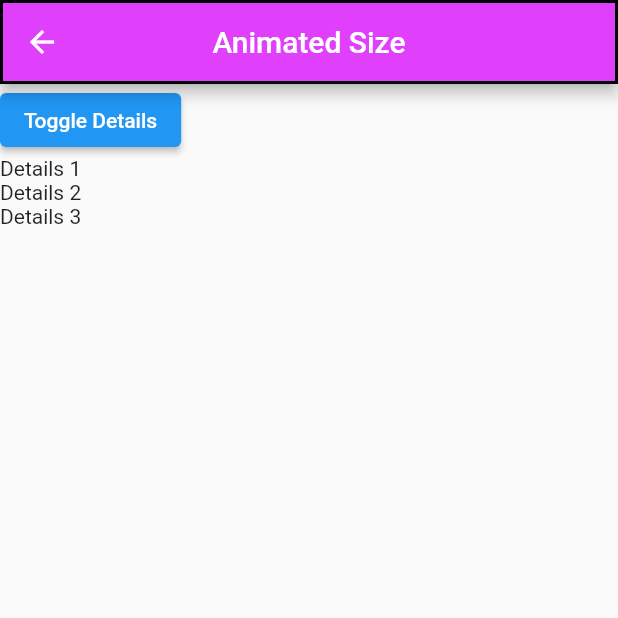
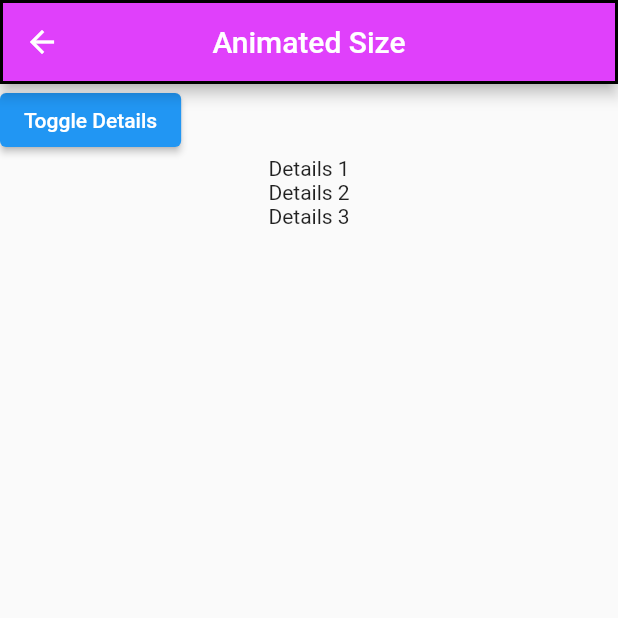
Before and after one commit to kumaresanjackie/flutter_animations, a Flutter app: the AnimatedSizeScreen screen opened directly, after a tap on "Toggle Details", on a phone screen of 412 x 824 dp, the top half of it. Run offline on Flutter 3.47's test engine with Material 2 defaults, Android fonts, the phone set to English and light mode, and no system bars.

```diff
--- a/lib/Animation/AnimatedSizeScreen.dart
+++ b/lib/Animation/AnimatedSizeScreen.dart
@@ -27,16 +27,19 @@ class _AnimatedSizeScreenState extends State<AnimatedSizeScreen>  {
             ),
             AnimatedSize(
               duration: Duration(seconds: 1),
-              curve: Curves.easeInOut,
+              curve: Curves.linear,
               child: _showDetails
-                  ? Column(
-                      crossAxisAlignment: CrossAxisAlignment.start,
-                      children: [
-                        Text('Details 1'),
-                        Text('Details 2'),
-                        Text('Details 3'),
-                      ],
-                    )
+                  ? Center(
+                    child: Column(
+                      mainAxisAlignment: MainAxisAlignment.center,
+                        // crossAxisAlignment: CrossAxisAlignment.start,
+                        children: [
+                          Text('Details 1',),
+                          Text('Details 2'),
+                          Text('Details 3'),
+                        ],
+                      ),
+                  )
                   : SizedBox.shrink(),
             ),
           ],
--- a/lib/Animation/Animation_Home.dart
+++ b/lib/Animation/Animation_Home.dart
@@ -1,5 +1,3 @@
-
-
 import 'package:animations/customwidget.dart';
 import 'package:animations/main.dart';
 import 'package:flutter/material.dart';
```
Also changed, not shown: lib/Animation/AnimatedDefaultTextStyleScreen.dart (+5 -3 lines), lib/Animation/AnimatedPositionedScreen.dart (+4 -3 lines), lib/main.dart (+5 -5 lines), 1 other file.
